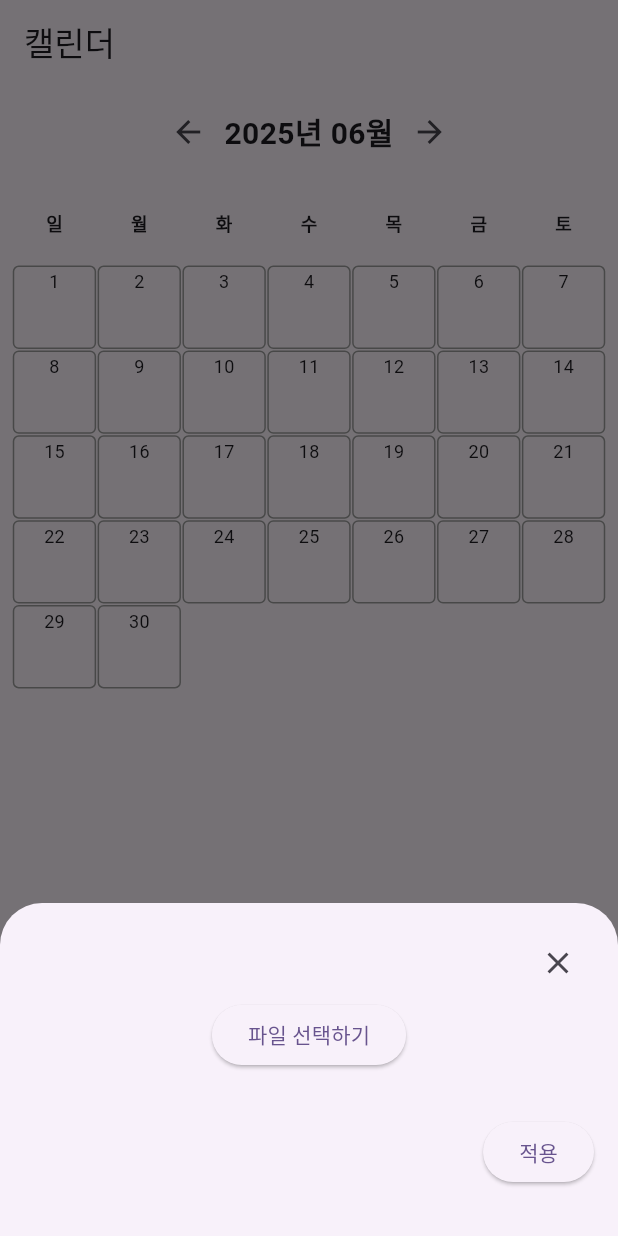
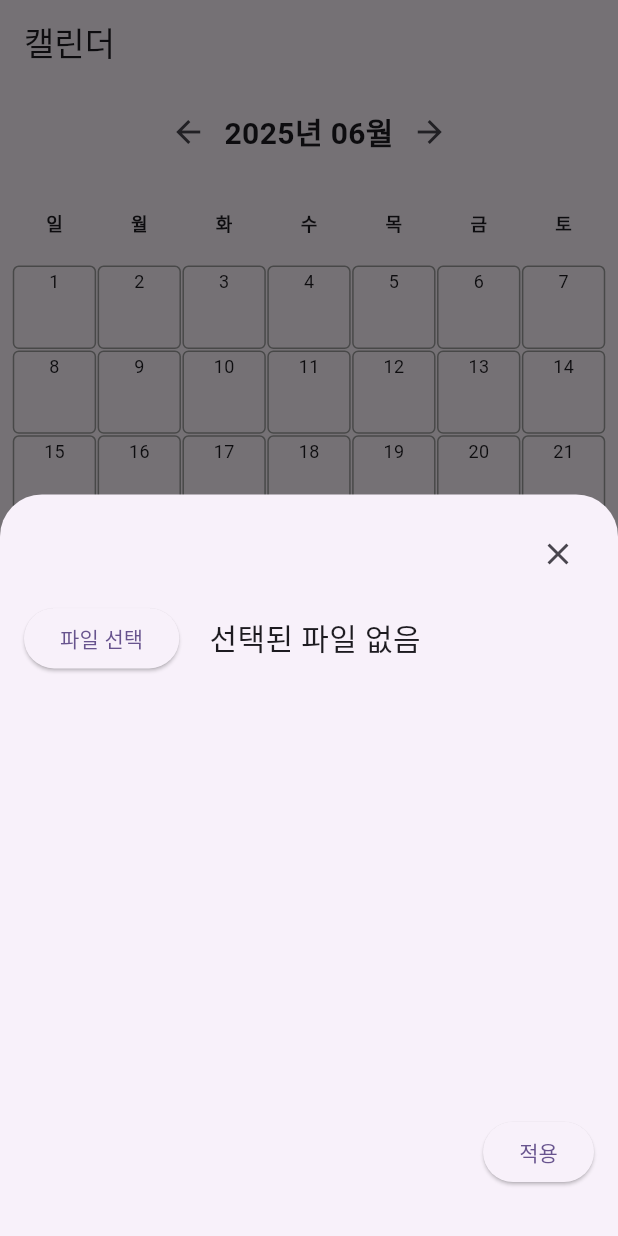
Before and after one commit to KimHaJuns/Kims_project, a Flutter app: the screen it shows after launch, after a tap on the "add" icon, on a phone screen of 412 x 824 dp. Run offline on Flutter 3.47's test engine with Material 3 defaults, Android fonts, the light colour scheme and no system bars; our stand-ins replace file_picker.

Commit message:
이미지 나 PDF 형식의 파일이 아니면 걸러내는 기능

```diff
--- a/kims_project/lib/main.dart
+++ b/kims_project/lib/main.dart
@@ -29,6 +29,33 @@
 }
 
 class _CalendarPageState extends State<CalendarPage> {
+  Future<void> _handleFilePick(BuildContext context, void Function(void Function()) setModalState) async {
+  final result = await FilePicker.platform.pickFiles(
+    type: FileType.any
+  );
+
+  if (!context.mounted) return;
+
+  if (result != null && result.files.isNotEmpty) {
+    final pickedFile = result.files.first;
+    final ext = pickedFile.name.split('.').last.toLowerCase();
+
+    if (['png', 'jpg', 'jpeg', 'pdf'].contains(ext)) {
+      setModalState(() {
+        _selectedFile = pickedFile;
+      });
+    } else {
+      // ❌ 그 외 확장자는 무시 + 경고 메시지 출력
+      ScaffoldMessenger.of(context).showSnackBar(
+        const SnackBar(
+          content: Text('이미지(png, jpg, jpeg) 또는 PDF 파일만 선택할 수 있습니다.'),
+          duration: Duration(seconds: 2),
+        ),
+      );
+    }
+  }
+}
+
   DateTime _focusedMonth = DateTime.now();
   final Map<String, List<String>> _events = {};
 
@@ -140,11 +167,15 @@
     context: context,
     isScrollControlled: true,
     builder: (context) {
-        return StatefulBuilder(builder: (context, setModalState) {
-          return Padding(
+      return StatefulBuilder(
+        builder: (context, setModalState) {
+          return Container(
             padding: const EdgeInsets.fromLTRB(16, 16, 16, 32),
+            constraints: BoxConstraints(
+              maxHeight: MediaQuery.of(context).size.height * 0.6,
+            ),
             child: Column(
-              mainAxisSize: MainAxisSize.min,
+              mainAxisSize: MainAxisSize.max,
               children: [
                 Row(
                   children: [
@@ -155,24 +186,27 @@
                     ),
                   ],
                 ),
+                const SizedBox(height: 8),
+                Row(
+                  children: [
                    ElevatedButton(
-                  onPressed: () async {
-                    final result = await FilePicker.platform.pickFiles();
-                    if (result != null && result.files.isNotEmpty) {
-                      setModalState(() {
-                        _selectedFile = result.files.first;
-                      });
-                    }
-                  },
-                  child: const Text('파일 선택하기'),
+                      onPressed: () => _handleFilePick(context, setModalState),  // context를 안전하게 전달
+                      child: const Text('파일 선택'),
                     ),
-                const SizedBox(height: 10),
-                if (_selectedFile != null)
-                  Text(
-                    '선택된 파일: ${_selectedFile!.name}',
-                    style: const TextStyle(fontSize: 14),
+
+                    const SizedBox(width: 20),
+                    Expanded(
+                      child: Text(
+                        _selectedFile != null
+                            ? _selectedFile!.name
+                            : '선택된 파일 없음',
+                        style: const TextStyle(fontSize: 20),
+                        overflow: TextOverflow.ellipsis,
                       ),
-                const SizedBox(height: 20),
+                    ),
+                  ],
+                ),
+                const Spacer(),
                 Align(
                   alignment: Alignment.bottomRight,
                   child: ElevatedButton(
@@ -181,7 +215,7 @@
                         ScaffoldMessenger.of(context).showSnackBar(
                           SnackBar(content: Text('파일 적용됨: ${_selectedFile!.name}')),
                         );
-                        Navigator.pop(context); // 닫기
+                        Navigator.pop(context);
                       }
                     },
                     child: const Text('적용'),
@@ -190,10 +224,12 @@
               ],
             ),
           );
-        });
+        },
+      );
     },
   );
 }
+
 
   @override
   Widget build(BuildContext context) {
```
Lines whose indentation alone changed are shown as unchanged.
